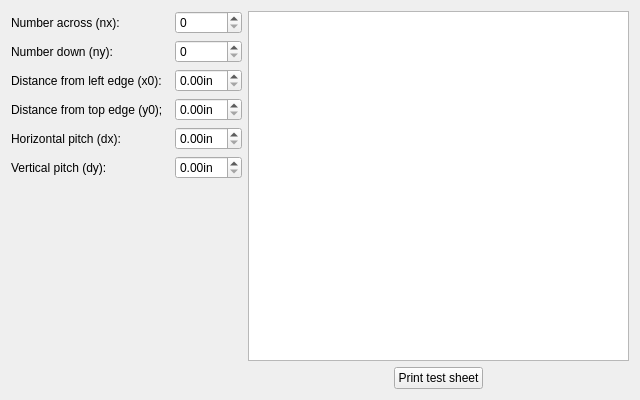
First picture: the form in glabels/ui/TemplateDesignerOneLayoutPage.ui, repository jimevins/glabels-qt, before the edit.
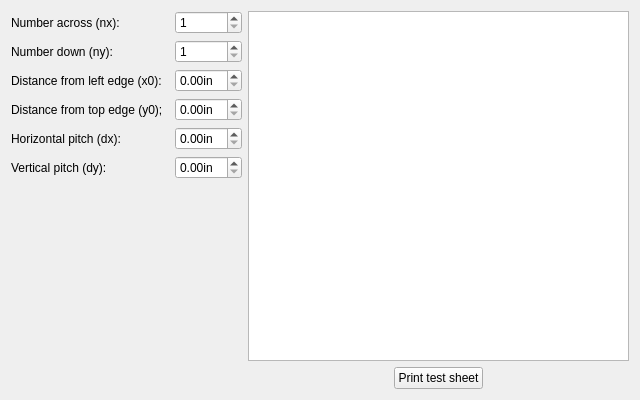
Second picture: the form after the edit. Icons and pictures are not drawn. Custom widgets are drawn as their Qt base class.

Commit message: Fleshed out layout pages.

```diff
--- a/glabels/ui/TemplateDesignerOneLayoutPage.ui
+++ b/glabels/ui/TemplateDesignerOneLayoutPage.ui
@@ -39,7 +39,11 @@
       </widget>
      </item>
      <item row="0" column="1">
-      <widget class="QSpinBox" name="nxSpin"/>
+      <widget class="QSpinBox" name="nxSpin">
+       <property name="minimum">
+        <number>1</number>
+       </property>
+      </widget>
      </item>
      <item row="1" column="0">
       <widget class="QLabel" name="label_2">
@@ -49,7 +53,11 @@
       </widget>
      </item>
      <item row="1" column="1">
-      <widget class="QSpinBox" name="nySpin"/>
+      <widget class="QSpinBox" name="nySpin">
+       <property name="minimum">
+        <number>1</number>
+       </property>
+      </widget>
      </item>
      <item row="2" column="0">
       <widget class="QLabel" name="label_3">
```
Left out of the diff: 18 changed lines with no effect on the pictures. The commit also changes 9 other files.
